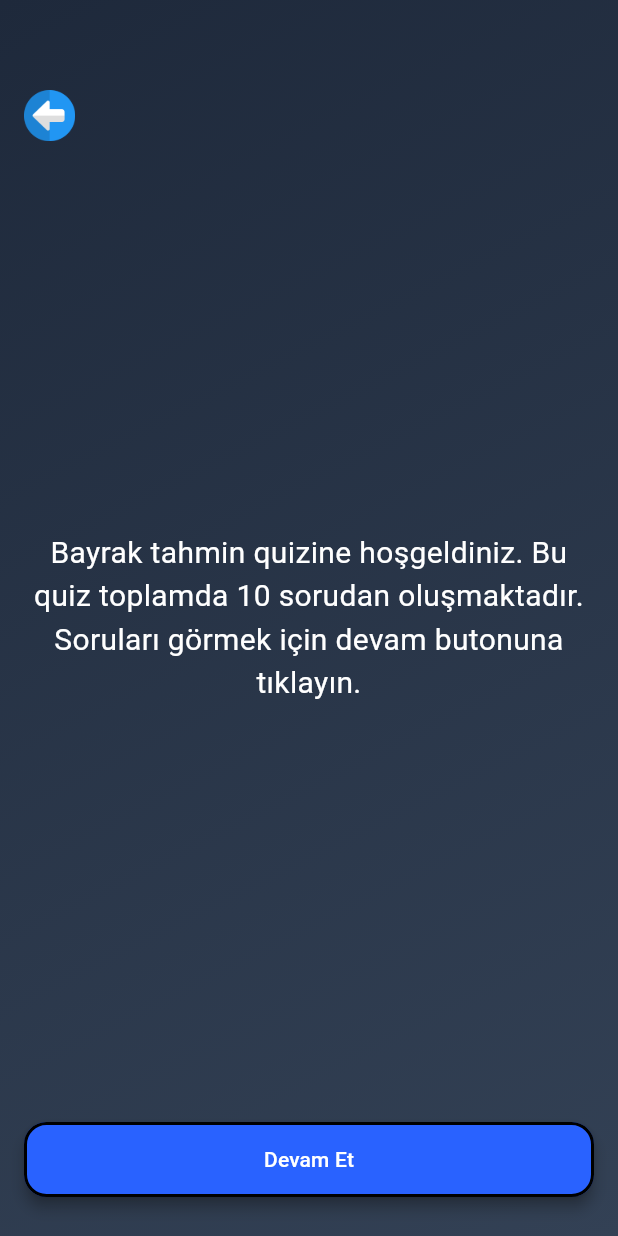
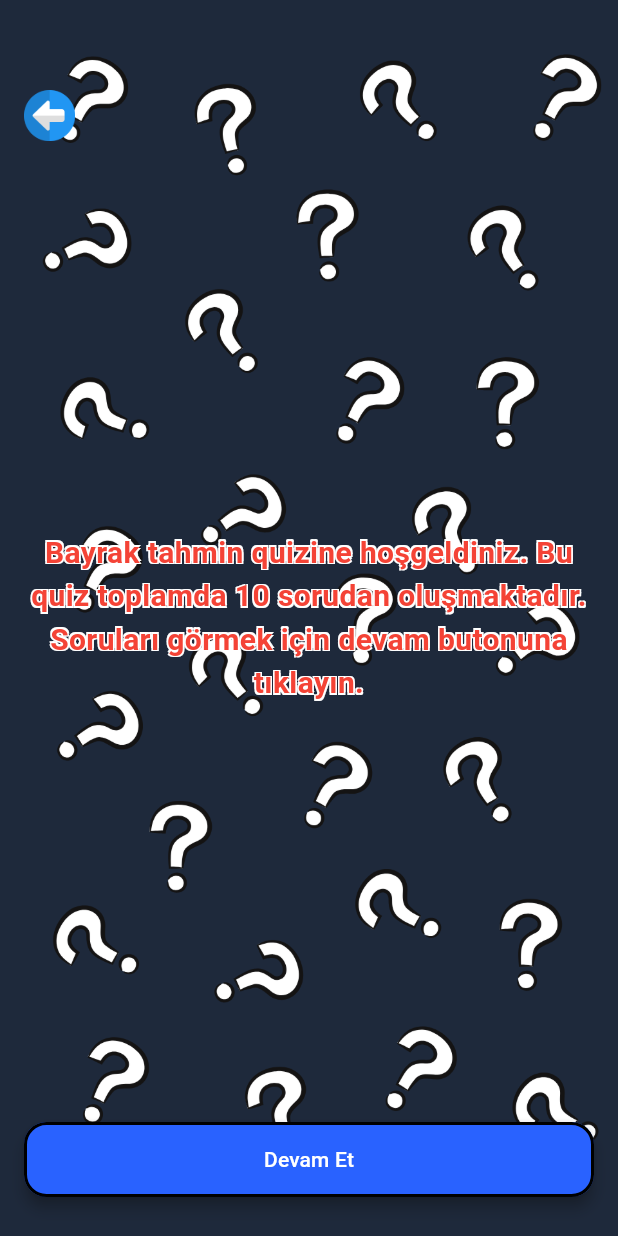
Before and after one commit to Berk2259/QuizUp, a Flutter app: the BayrakScren screen opened directly, on a phone screen of 412 x 824 dp. Run offline on Flutter 3.47's test engine with Material 3 defaults, Android fonts, the phone set to English and light mode, and no system bars; our stand-ins replace cloud_firestore, firebase_auth, firebase_core; accounts and stored records are empty; generated files the repository leaves out were written again.

Commit message:
tasarım değişikliği yapıldı

```diff
--- a/lib/Components/background_page.dart
+++ b/lib/Components/background_page.dart
@@ -2,15 +2,11 @@ import 'package:flutter/material.dart';
 
 //her sayfanın arka plan rengini burada tanımlıyoruz
 class BackgroundPage {
-  static BoxDecoration backgroundGradient() {
+  static BoxDecoration backgroundPages() {
     return const BoxDecoration(
-      gradient: LinearGradient(
-        begin: Alignment.topLeft,
-        end: Alignment.bottomRight,
-        colors: [
-          Color(0xFF1E293B),
-          Color(0xFF334155),
-        ],
+      image: DecorationImage(
+        image: AssetImage('assets/images/page_background2.png'),
+        fit: BoxFit.cover,
       ),
     );
   }
--- a/lib/Components/components.dart
+++ b/lib/Components/components.dart
@@ -1,2 +1,3 @@
 export 'background_page.dart';
 export 'button.dart';
+export 'text_with_shadow.dart';
--- /dev/null
+++ b/lib/Components/text_with_shadow.dart
@@ -0,0 +1,34 @@
+import 'package:flutter/material.dart';
+
+//Kalın bir yazı oluşturmak için kullandığım sınıf
+class TextWithShadow extends StatelessWidget {
+  final String text;
+  final Color textColor;
+  final double textSize;
+
+  const TextWithShadow({
+    super.key,
+    required this.text,
+    required this.textColor,
+    required this.textSize,
+  });
+
+  @override
+  Widget build(BuildContext context) {
+    return Text(
+      textAlign: TextAlign.center,
+      text,
+      style: TextStyle(
+        color: textColor,
+        fontSize: textSize,
+        fontWeight: FontWeight.bold,
+        shadows: const [
+          Shadow(offset: Offset(-1, -1), color: Colors.white),
+          Shadow(offset: Offset(1, -1), color: Colors.white),
+          Shadow(offset: Offset(1, 1), color: Colors.white),
+          Shadow(offset: Offset(-1, 1), color: Colors.white),
+        ],
+      ),
+    );
+  }
+}
--- a/lib/QuesionScreens/bayrak_scren.dart
+++ b/lib/QuesionScreens/bayrak_scren.dart
@@ -11,7 +11,7 @@ class BayrakScren extends StatelessWidget {
       body: Container(
         width: double.infinity,
         height: double.infinity,
-        decoration: BackgroundPage.backgroundGradient(),
+        decoration: BackgroundPage.backgroundPages(),
         child: Stack(
           children: [
             Positioned(
@@ -28,11 +28,17 @@ class BayrakScren extends StatelessWidget {
             Center(
               child: Padding(
                 padding: const EdgeInsets.all(16.0),
-                child: Text(
+                child: TextWithShadow(
+                  text:
+                      'Bayrak tahmin quizine hoşgeldiniz. Bu quiz toplamda 10 sorudan oluşmaktadır. Soruları görmek için devam butonuna tıklayın.',
+                  textColor: Colors.red,
+                  textSize: 20,
+                ),
+                /* Text(
                   'Bayrak tahmin quizine hoşgeldiniz. Bu quiz toplamda 10 sorudan oluşmaktadır. Soruları görmek için devam butonuna tıklayın.',
                   textAlign: TextAlign.center,
                   style: TextStyle(color: Colors.white, fontSize: 20),
-                ),
+                ), */
               ),
             ),
 
--- a/lib/Screen/home_screen.dart
+++ b/lib/Screen/home_screen.dart
@@ -12,7 +12,7 @@ class HomeScreen extends StatelessWidget {
       body: Container(
         width: double.infinity,
         height: double.infinity,
-        decoration: BackgroundPage.backgroundGradient(),
+        decoration:  BackgroundPage.backgroundPages(),
         child: SafeArea(
           child: Column(
             children: [
--- a/lib/Screen/profile_screen.dart
+++ b/lib/Screen/profile_screen.dart
@@ -11,7 +11,7 @@ class ProfileScreen extends StatelessWidget {
       body: Container(
         width: double.infinity,
         height: double.infinity,
-        decoration: BackgroundPage.backgroundGradient(),
+        decoration:  BackgroundPage.backgroundPages(),
         child: Column(
           children: [
             SizedBox(height: 50),
```
Also changed, not shown: lib/QuesitonDetailScreen/bayrak_detail_screen.dart (+8 -3 lines), lib/Screen/login_screen.dart (+3 -15 lines), lib/Screen/register_screen.dart (+1 -14 lines), assets/images/page_background.png (added), assets/images/page_background2.png (added).
